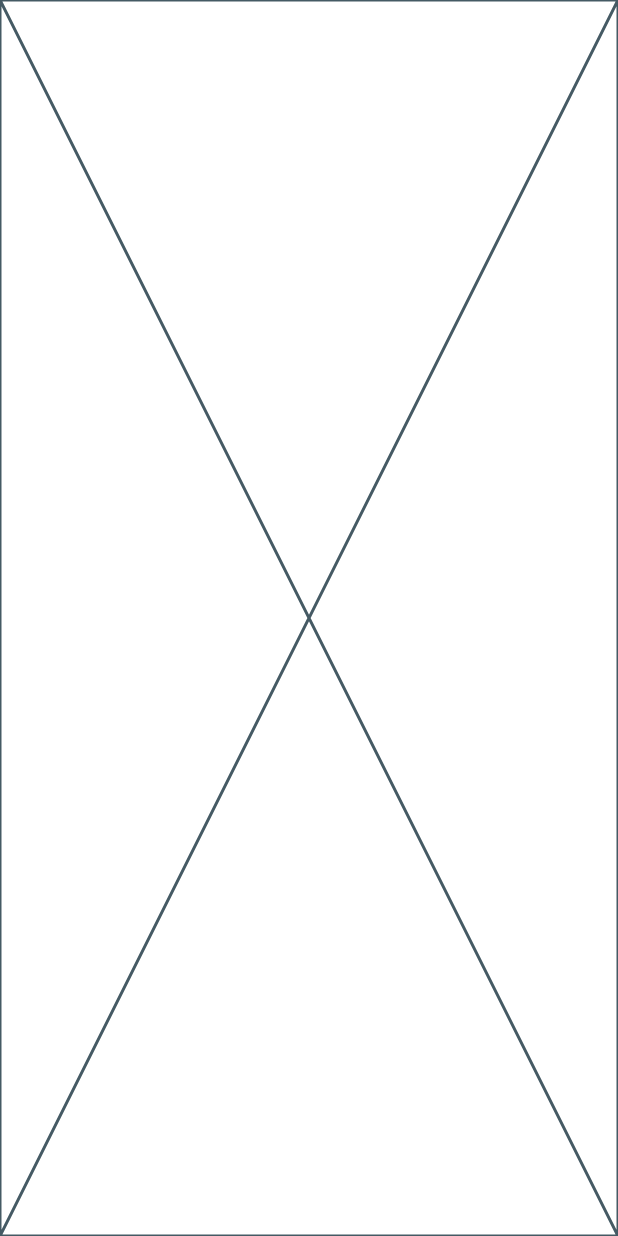
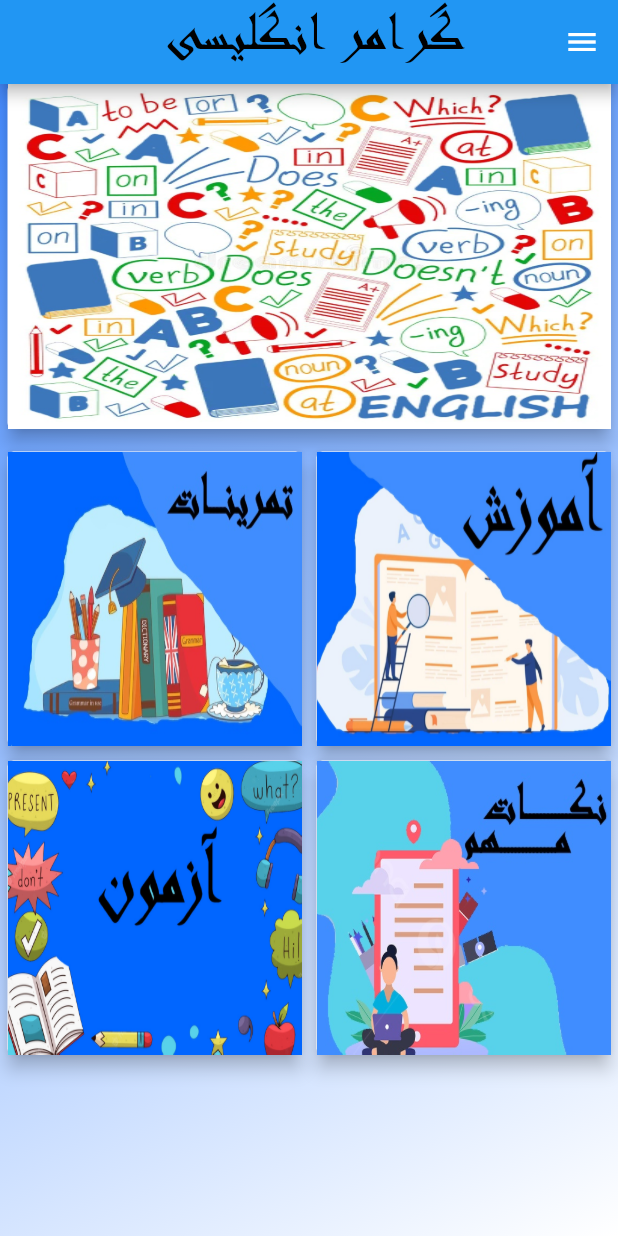
Before and after one commit to MahmoodHashem/english_grammar, a Flutter app: the screen it shows after launch, on a phone screen of 412 x 824 dp. Run offline on Flutter 3.47's test engine with Material 2 defaults, Android fonts, the phone set to English and light mode, and no system bars.

Commit message:
The home page design was finished

```diff
--- a/lib/main.dart
+++ b/lib/main.dart
@@ -4,6 +4,15 @@ import 'screens/home_screen.dart';
 
 void main(){
   runApp(MaterialApp(
+    debugShowCheckedModeBanner: false,
+    theme: ThemeData(
+      primaryColor: Colors.blueAccent,
+      fontFamily: 'Far.Andalus',
+      focusColor: Colors.blueAccent,
+      listTileTheme: ListTileThemeData(
+        selectedColor: Colors.blueAccent,
+      ),
+    ),
     home: Home(),
   ));
 }
--- a/lib/screens/home_screen.dart
+++ b/lib/screens/home_screen.dart
@@ -1,11 +1,153 @@
 import 'package:flutter/material.dart';
+import 'tutorial_screen.dart';
 
 
 class Home extends StatelessWidget {
-  const Home({Key? key}) : super(key: key);
+   Home({Key? key}) : super(key: key);
+
+   var images = ['practice','Tutorial','test','tips',];
 
   @override
   Widget build(BuildContext context) {
-    return const Placeholder();
+    return Scaffold(
+      appBar: AppBar(
+        scrolledUnderElevation: 5,
+        title: Text(' گرامر انگلیسی',
+          textAlign: TextAlign.center,
+          style: TextStyle(
+            fontSize: 40,
+            fontWeight: FontWeight.bold,
+            color: Colors.black,
+          ),
+        ),
+        centerTitle: true,
+      ),
+      endDrawer: Drawer(
+        // Add your side menu content here
+        child: ListView(
+          padding: EdgeInsets.zero,
+          children: <Widget>[
+            DrawerHeader(
+              decoration: BoxDecoration(
+                color: Colors.black54,
+                image: DecorationImage(
+                    image: AssetImage(
+                      'asset/images/wallpaper.jpg',
+                    ),
+                    fit: BoxFit.fill),
+              ),
+              child: Text(
+                '',
+                textAlign: TextAlign.center,
+                style: TextStyle(
+                  fontSize: 20,
+                  color: Colors.white,
+                ),
+              ),
+            ),
+            ListTile(
+                leading: const Icon(Icons.settings),
+                title: const Text(
+                  'تنظیمات',
+                  textAlign: TextAlign.end,
+                  style: TextStyle(
+                    fontSize: 25,
+                  ),
+                ),
+                onTap: () {
+                  // Handle option 1 selection
+                },
+              ),
+            Divider(
+              height: 1,
+            ),
+      ListTile(
+                leading: Icon(Icons.translate),
+                title: Text(
+                  'دیکشنری',
+                  textAlign: TextAlign.end,
+                  style: TextStyle(
+                    fontSize: 25,
+                  ),
+                ),
+                onTap: () {
+                  // Handle option 1 selection
+                },
+              ),
+            Divider(
+              height: 1,
+            ),
+              ListTile(
+                leading: Icon(Icons.info_outline),
+                title: const Text(
+                  'درباره',
+                  textAlign: TextAlign.end,
+                  style: TextStyle(
+                    fontSize: 25,
+                  ),
+                ),
+                onTap: () {
+                  // Handle option 2 selection
+                },
+              ),
+            Divider(
+              height: 1,
+            ),
+            // Add more ListTile widgets for additional menu options
+          ],
+        ),
+      ),
+      body:Container(
+        decoration: BoxDecoration(
+            gradient: LinearGradient(
+              begin: Alignment.topLeft,
+              end: Alignment.bottomRight,
+              colors: [
+                Colors.blueAccent,
+                Colors.white,
+              ],
+            )),
+        child: Column(
+          children: [
+            Card(
+              elevation: 5,
+              margin: EdgeInsets.only(left: 5,right: 5,bottom: 10),
+              child: Container(
+                height: 230,
+                width: double.infinity,
+                child: Image.asset('asset/images/wallpaper.jpg',
+                fit: BoxFit.fill,),
+              ),
+            ),
+            Expanded(
+              child: GridView.builder(
+                itemCount: images.length,
+                  gridDelegate: SliverGridDelegateWithFixedCrossAxisCount(
+                      crossAxisCount: 2),
+                  itemBuilder: (b,i){
+                    return GestureDetector(
+                      onTap: (){
+                        Navigator.push(context, MaterialPageRoute(builder: (c) => Tutorial()));
+                      },
+                      child: Card(
+                        margin: EdgeInsets.all(5),
+                        elevation: 5,
+                        child: Container(
+                          decoration: BoxDecoration(
+                            borderRadius: BorderRadius.circular(15)
+                          ),
+                          width: 80,
+                          height: 80,
+                          child: Image.asset('asset/images/${images[i]}.jpg',
+                          fit: BoxFit.fill,),
+                        ),
+                      ),
+                    );
+                  }),
+            ),
+          ],
+        ),
+      ),
+    );
   }
 }
--- /dev/null
+++ b/lib/screens/tutorial_screen.dart
@@ -0,0 +1,15 @@
+
+import 'package:flutter/material.dart';
+
+class Tutorial extends StatelessWidget {
+  const Tutorial({Key? key}) : super(key: key);
+
+  @override
+  Widget build(BuildContext context) {
+    return Scaffold(
+      body: Center(
+        child: Text('data'),
+      ),
+    );
+  }
+}
```
Also changed, not shown: pubspec.yaml (+10 -0 lines), asset/fonts/EduSABeginner-VariableFont_wght.ttf (added), asset/fonts/Far_Andalus.ttf (added), asset/images/Tutorial.jpg (added), asset/images/practice.jpg (added), asset/images/test.jpg (added), asset/images/tips.jpg (added), asset/images/wallpaper.jpg (added), lib/consts.dart (added).
